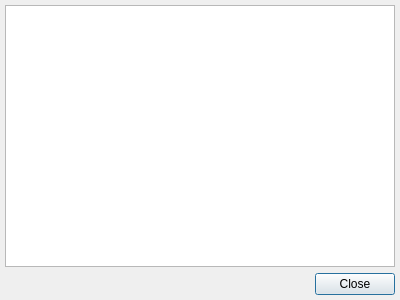
First picture: the form in nicos/gui/errwin.ui, repository mlz-ictrl/nicos, before the edit.
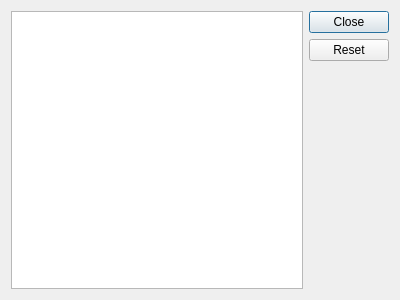
Second picture: the form after the edit. Custom widgets are drawn as their Qt base class.

Commit message: Work on error window.

Patch:
```diff
--- a/nicos/gui/errwin.ui
+++ b/nicos/gui/errwin.ui
@@ -13,25 +13,39 @@
   <property name="windowTitle">
    <string>Errors and Warnings</string>
   </property>
-  <layout class="QVBoxLayout" name="verticalLayout">
-   <property name="margin">
-    <number>5</number>
-   </property>
+  <layout class="QHBoxLayout" name="horizontalLayout">
    <item>
-    <widget class="QTextEdit" name="outView"/>
+    <widget class="OutputView" name="outView">
+     <property name="tabChangesFocus">
+      <bool>true</bool>
+     </property>
+     <property name="lineWrapMode">
+      <enum>QTextEdit::NoWrap</enum>
+     </property>
+     <property name="openLinks">
+      <bool>false</bool>
+     </property>
+    </widget>
    </item>
    <item>
     <widget class="QDialogButtonBox" name="buttonBox">
      <property name="orientation">
-      <enum>Qt::Horizontal</enum>
+      <enum>Qt::Vertical</enum>
      </property>
      <property name="standardButtons">
-      <set>QDialogButtonBox::Close</set>
+      <set>QDialogButtonBox::Close|QDialogButtonBox::Reset</set>
      </property>
     </widget>
    </item>
   </layout>
  </widget>
+ <customwidgets>
+  <customwidget>
+   <class>OutputView</class>
+   <extends>QTextBrowser</extends>
+   <header>nicos.gui.outview.h</header>
+  </customwidget>
+ </customwidgets>
  <resources/>
  <connections>
   <connection>
```
The commit also changes 6 other files.
